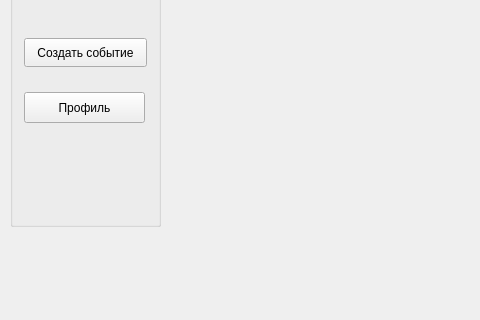
First picture: the form in calend_desktop/mainwindow.ui, repository lim-bo/calendar, before the edit; both pictures show x 0 to 480 and y 104 to 424 of the 1364 by 857 pixel window.
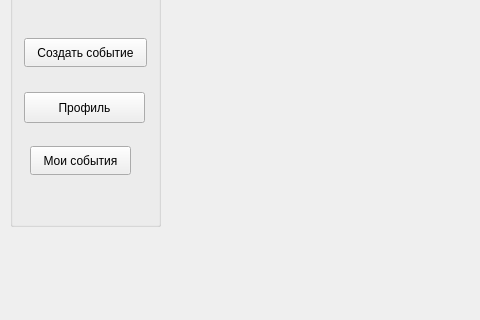
Second picture: the form after the edit.

```diff
--- a/calend_desktop/mainwindow.ui
+++ b/calend_desktop/mainwindow.ui
@@ -103,6 +103,19 @@
       </property>
      </item>
     </widget>
+    <widget class="QPushButton" name="my_events">
+     <property name="geometry">
+      <rect>
+       <x>20</x>
+       <y>250</y>
+       <width>101</width>
+       <height>29</height>
+      </rect>
+     </property>
+     <property name="text">
+      <string>Мои события</string>
+     </property>
+    </widget>
    </widget>
   </widget>
   <widget class="QMenuBar" name="menubar">
```
